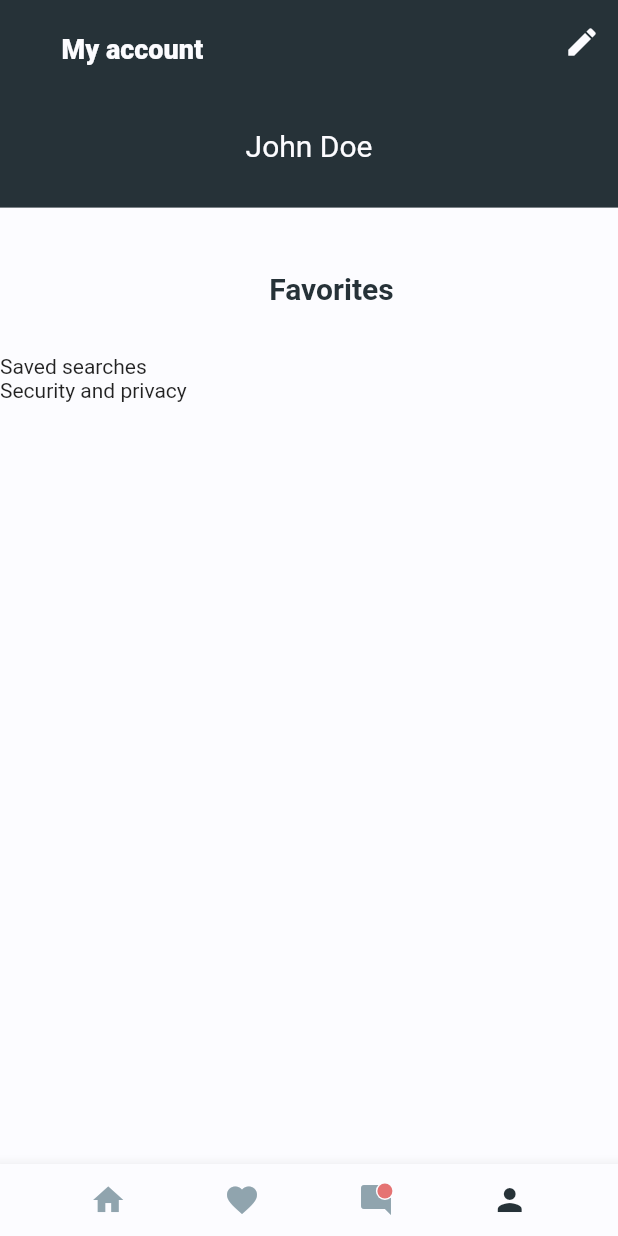
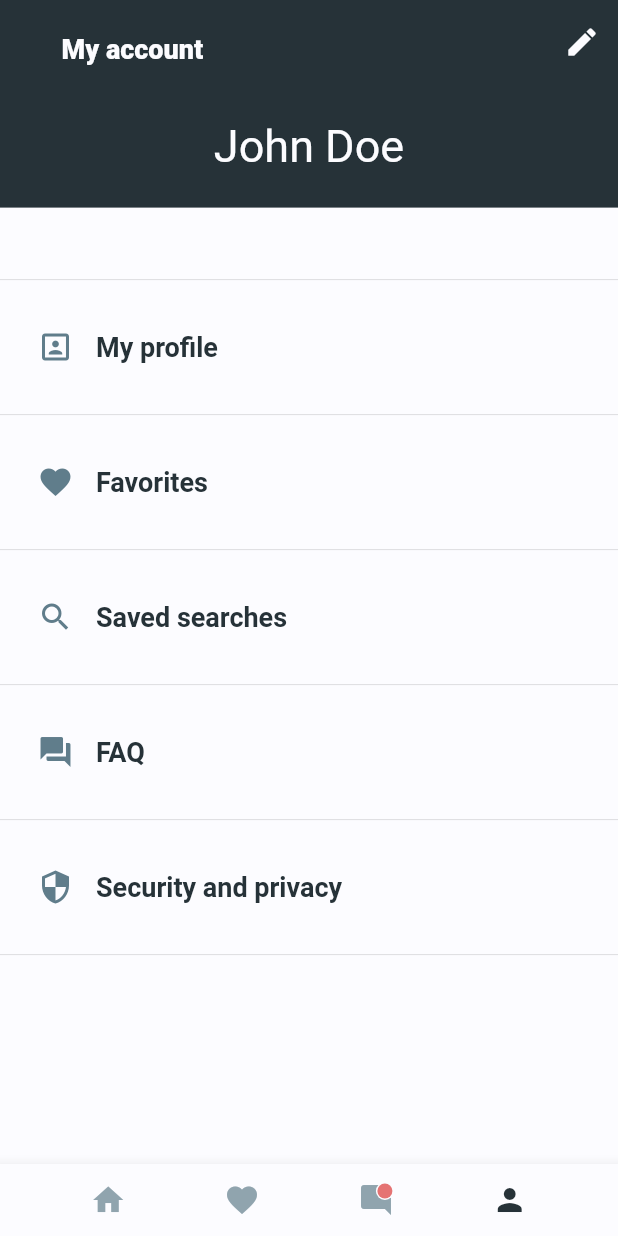
Before and after one commit to yurivvdantas/travelApp, a Flutter app: the screen it shows after launch, swiped to page 4, on a phone screen of 412 x 824 dp. Run offline on Flutter 3.47's test engine with Material 2 defaults, Android fonts, the phone set to English and light mode, and no system bars.

Commit message:
feat: finished contact page

```diff
--- a/lib/screens/contact.dart
+++ b/lib/screens/contact.dart
@@ -12,7 +12,6 @@
           IconButton(
             icon: Icon(
               Icons.edit,
-              //IconData: Icons.edit,
               color: Theme.of(context).appBarTheme.iconTheme!.color,
             ),
             onPressed: () {},
@@ -35,32 +34,51 @@
               child: Text(
             "John Doe",
             style:
-                TextStyle(color: Theme.of(context).primaryColor, fontSize: 20),
+                TextStyle(color: Theme.of(context).primaryColor, fontSize: 30),
           )),
         ),
         SizedBox(
-          height: 30,
+          height: 40,
         ),
-        Padding(
-          padding: const EdgeInsets.only(left: 30, bottom: 20),
-          child: TextButton(
+        Divider(),
+        contactTextButton(Icons.portrait, 'My profile', context),
+        Divider(),
+        contactTextButton(Icons.favorite, 'Favorites', context),
+        Divider(),
+        contactTextButton(Icons.search, 'Saved searches', context),
+        Divider(),
+        contactTextButton(Icons.question_answer, 'FAQ', context),
+        Divider(),
+        contactTextButton(Icons.security, 'Security and privacy', context),
+        Divider(),
+      ]),
+    );
+  }
+
+  contactTextButton(icons, menuText, context) {
+    return TextButton(
       style: TextButton.styleFrom(
           textStyle: const TextStyle(
-                fontSize: 20,
+            fontSize: 18,
           ),
+          primary: Constants.primaySwatchLight,
+          padding: EdgeInsets.all(25),
+          alignment: Alignment.centerLeft),
+      onPressed: () {},
+      child: Row(
+        children: [
+          Icon(icons),
+          SizedBox(
+            width: 15,
           ),
-            onPressed: () {},
-            child: Text(
-              'Favorites',
+          Text(
+            menuText,
             style: TextStyle(
                 fontWeight: FontWeight.bold,
                 color: Theme.of(context).appBarTheme.backgroundColor),
           ),
+        ],
       ),
-        ),
-        Text('Saved searches'),
-        Text('Security and privacy')
-      ]),
     );
   }
 }
```
Lines whose indentation alone changed are shown as unchanged.
